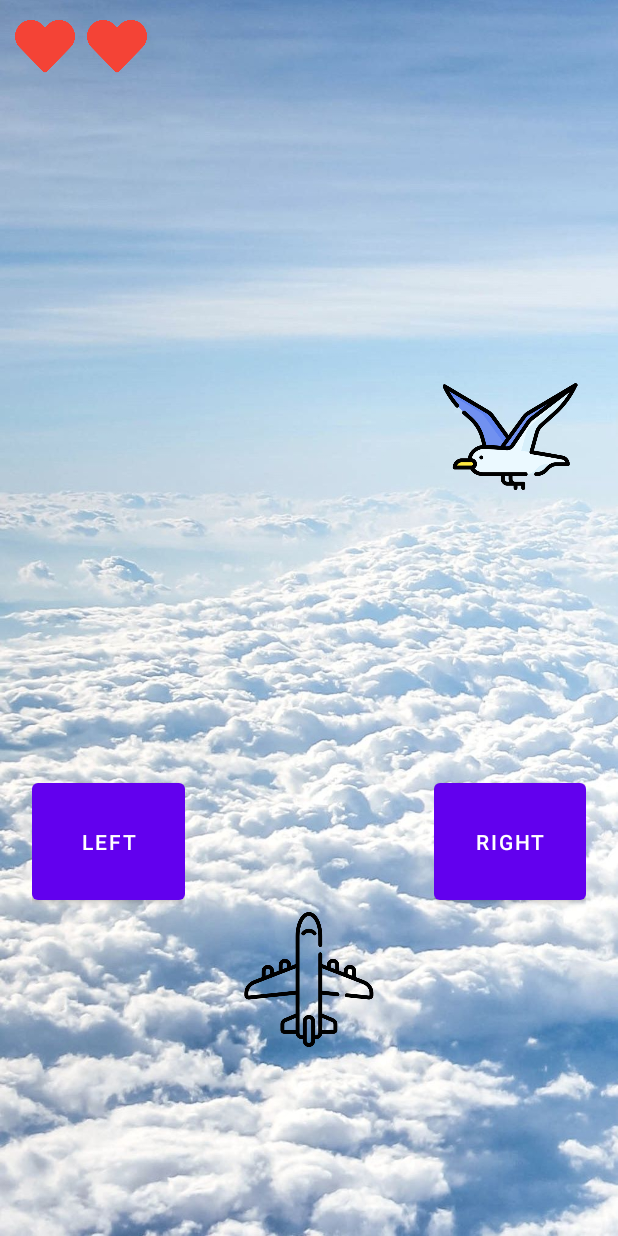
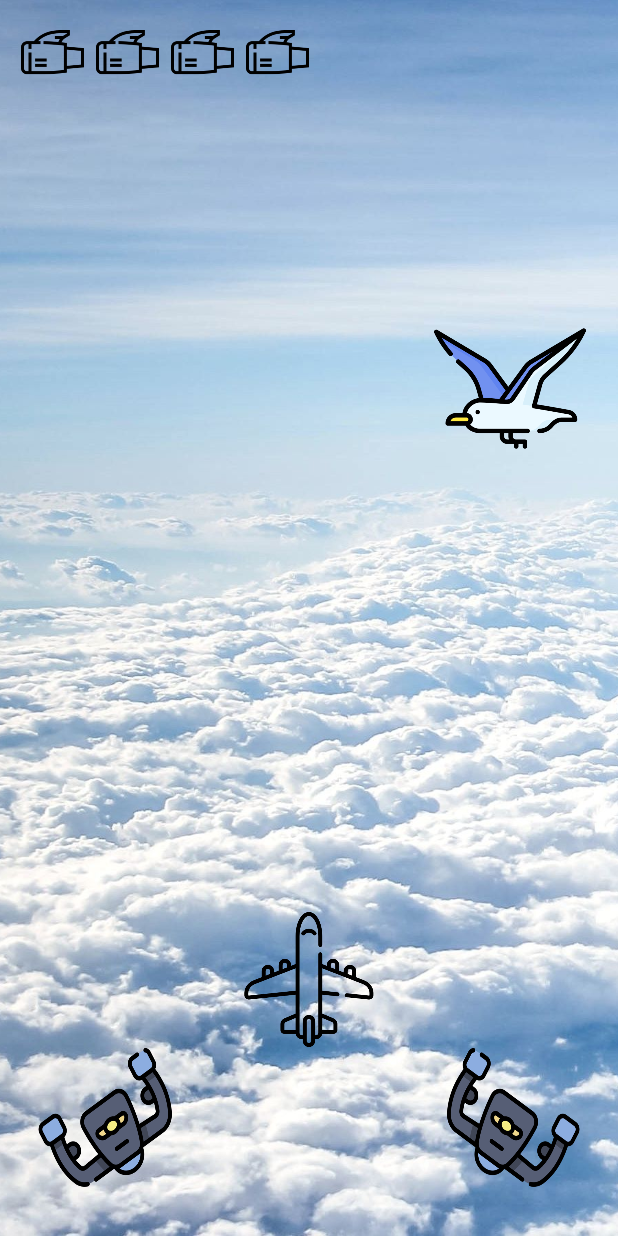
Before and after one commit to DorelSaig/Obstacles_Ovoiding_Game, an Android app: the screen it shows after launch (MainActivity), on a phone screen of 412 x 824 dp. Run offline under Robolectric (Android 15) with nearby library versions, the phone set to English and light mode, and no system bars.

Commit message:
- Changed the icons of the buttons. - Replaced the Handler with Timer. - Adding game over sound - Rearranging the Methods, making cleaner version - Changed the hearts icons to engines and adding one more.

```diff
--- a/app/build.gradle
+++ b/app/build.gradle
@@ -35,4 +35,6 @@ dependencies {
     testImplementation 'junit:junit:4.+'
     androidTestImplementation 'androidx.test.ext:junit:1.1.3'
     androidTestImplementation 'androidx.test.espresso:espresso-core:3.4.0'
+    implementation 'com.github.bumptech.glide:glide:4.12.0'
+    annotationProcessor 'com.github.bumptech.glide:compiler:4.12.0'
 }
--- a/app/src/main/AndroidManifest.xml
+++ b/app/src/main/AndroidManifest.xml
@@ -1,6 +1,8 @@
 <?xml version="1.0" encoding="utf-8"?>
 <manifest xmlns:android="http://schemas.android.com/apk/res/android"
     package="com.example.obstaclesovoidinggame">
+
+    <uses-permission android:name="android.permission.VIBRATE" />
 
     <application
         android:allowBackup="true"
--- a/app/src/main/java/com/example/obstaclesovoidinggame/MainActivity.java
+++ b/app/src/main/java/com/example/obstaclesovoidinggame/MainActivity.java
@@ -3,42 +3,177 @@ package com.example.obstaclesovoidinggame;
 import androidx.appcompat.app.AppCompatActivity;
 
 import android.app.AlertDialog;
-import android.app.Dialog;
-import android.content.DialogInterface;
+import android.content.Context;
+import android.media.MediaPlayer;
+import android.os.Build;
 import android.os.Bundle;
-import android.os.Handler;
-import android.util.Log;
+import android.os.VibrationEffect;
+import android.os.Vibrator;
 import android.view.View;
-import android.widget.Button;
+import android.widget.ImageButton;
 import android.widget.ImageView;
 import android.widget.Toast;
+
+import com.bumptech.glide.Glide;
 
 import java.util.Timer;
 import java.util.TimerTask;
 
 public class MainActivity extends AppCompatActivity {
 
-    private final int MAX_LIVES = 3;
+    private final int MAX_LIVES = 4;
 
     private AlertDialog builder;
-    private Button panel_BTN_Right;
-    private Button panel_BTN_Left;
-    private ImageView[] panel_IMG_hearts;
-    private ImageView[] panel_IMG_temps;
+    private ImageButton panel_BTN_Right;
+    private ImageButton panel_BTN_Left;
+    private ImageView[] panel_IMG_engines;
+    private ImageView[] panel_IMG_airplane;
     private ImageView[] panel_IMG_left_obstacles, panel_IMG_mid_obstacles, panel_IMG_right_obstacles;
     private ImageView[][] panel_IMG_Vertical_Arrays;
+
+    private Timer timer = new Timer();
+    int i = 4;
+    int randChoose;
+
     private int current = 1;
     private int lives = MAX_LIVES;
+
+    public MainActivity() {
+    }
 
     @Override
     protected void onCreate(Bundle savedInstanceState) {
         super.onCreate(savedInstanceState);
         setContentView(R.layout.activity_main);
 
+        ImageView panel_IMG_background = findViewById(R.id.panel_IMG_background);
+        Glide
+                .with(this)
+                .load(R.drawable.skybackground)
+                .centerCrop()
+                .into(panel_IMG_background);
+
+
+        findViews();
+
+        initButtons();
 
 
 
-        findviews();
+    }
+
+
+
+    @Override
+    protected void onStart() {
+        super.onStart();
+        startUI();
+    }
+
+    private void startUI() {
+        timer = new Timer();
+
+        //Random Choose of the column from which the obstacle will appear
+        randChoose = (int) Math.floor(Math.random()*3);
+        panel_IMG_Vertical_Arrays[randChoose][i].setVisibility(View.VISIBLE);
+
+        // Timer Set and start running
+        timer.schedule(new TimerTask() {
+            @Override
+            public void run() {
+                runOnUiThread(new Runnable() {
+                    @Override
+                    public void run() {
+
+                        update_UI_logic();
+
+                    }
+                });
+            }
+        }, 0, 500);
+    }
+
+    //The Game obstacles and crush logic
+    private void update_UI_logic() {
+        if(i>0){
+            panel_IMG_Vertical_Arrays[randChoose][i].setVisibility(View.INVISIBLE);
+            panel_IMG_Vertical_Arrays[randChoose][i-1].setVisibility(View.VISIBLE);
+            i--;
+        } else {
+            if(current==randChoose){
+                lives--;
+                panel_IMG_engines[lives].setVisibility(View.INVISIBLE);
+                if(lives==0){
+                    gameOver();
+                }
+            }
+
+            panel_IMG_Vertical_Arrays[randChoose][0].setVisibility(View.INVISIBLE);
+            randChoose = (int) Math.floor(Math.random()*3);
+            i=4;
+            panel_IMG_Vertical_Arrays[randChoose][i].setVisibility(View.VISIBLE);
+        }
+    }
+
+    private void gameOver() {
+        timer.cancel();
+
+        playSound(R.raw.audio_mayday);
+
+        panel_IMG_airplane[current].setImageResource(R.drawable.ic_crush);
+        vibrate(2000);
+        Toast.makeText(getApplicationContext(),"Game Over",Toast.LENGTH_LONG).show();
+        finish();
+    }
+
+    private void playSound(int audio_mayday) {
+
+        final MediaPlayer mp = MediaPlayer.create(this, audio_mayday);
+        mp.start();
+
+    }
+
+    @Override
+    protected void onStop() {
+        super.onStop();
+        stopUI();
+    }
+
+    private void stopUI() {
+        timer.cancel();
+    }
+
+    //For Future Restart Use
+    private void updateLivesView() {
+        for (int i = panel_IMG_engines.length - 1; i >= 0; i--) {
+            panel_IMG_engines[i].setVisibility(View.VISIBLE);
+        }
+    }
+
+
+    private void move(boolean direction) {
+        if(direction && current<=1){
+            panel_IMG_airplane[current].setVisibility(View.INVISIBLE);
+            current++;
+            panel_IMG_airplane[current].setVisibility(View.VISIBLE);
+        } else if (!direction && current>=1){
+            panel_IMG_airplane[current].setVisibility(View.INVISIBLE);
+            current--;
+            panel_IMG_airplane[current].setVisibility(View.VISIBLE);
+        }
+    }
+
+    private void findViews() {
+        panel_BTN_Right = findViewById(R.id.panel_BTN_right);
+
+        panel_BTN_Left = findViewById(R.id.panel_BTN_left);
+
+        panel_IMG_engines = new ImageView[] {
+                findViewById(R.id.engine1),
+                findViewById(R.id.engine2),
+                findViewById(R.id.engine3),
+                findViewById(R.id.engine4)
+        };
 
         panel_IMG_left_obstacles = new ImageView[] {
                 findViewById(R.id.panel_IMG_s0_left),
@@ -71,15 +206,18 @@ public class MainActivity extends AppCompatActivity {
 
 
 
-        panel_IMG_temps = new ImageView[]{
+        panel_IMG_airplane = new ImageView[]{
                 findViewById(R.id.panel_IMG_main_left),
                 findViewById(R.id.panel_IMG_main_mid),
                 findViewById(R.id.panel_IMG_main_right),
         };
+    }
 
+    private void initButtons() {
         panel_BTN_Left.setOnClickListener((new View.OnClickListener() {
             @Override
             public void onClick(View v) {
+                vibrate(100);
                 //Right = True Left = False
                 move(false);
             }
@@ -88,102 +226,20 @@ public class MainActivity extends AppCompatActivity {
         panel_BTN_Right.setOnClickListener((new View.OnClickListener() {
             @Override
             public void onClick(View v) {
+                vibrate(100);
                 move(true);
             }
         }));
-
     }
 
-    Handler handler;
-    Runnable runnable;
-    int delay = 500;
-    int i = 4;
-    int randChoose;
-
-    @Override
-    protected void onResume() {
-        Handler handler = new Handler();
-
-        randChoose = (int) Math.floor(Math.random()*3);
-        //start handler as activity become visible
-        panel_IMG_Vertical_Arrays[randChoose][i].setVisibility(View.VISIBLE);
-
-
-        handler.postDelayed( runnable = new Runnable() {
-            public void run() {
-                //do something
-
-                if(i>0){
-                    panel_IMG_Vertical_Arrays[randChoose][i].setVisibility(View.INVISIBLE);
-                    panel_IMG_Vertical_Arrays[randChoose][i-1].setVisibility(View.VISIBLE);
-                    i--;
-                } else {
-                    if(current==randChoose){
-                        lives--;
-                        panel_IMG_hearts[lives].setVisibility(View.INVISIBLE);
-                        if(lives==0){
-                            Toast.makeText(getApplicationContext(),"Game Over",Toast.LENGTH_LONG).show();
-                            finish();
-
-                        }
-                    }
-
-                    panel_IMG_Vertical_Arrays[randChoose][0].setVisibility(View.INVISIBLE);
-                    randChoose = (int) Math.floor(Math.random()*3);
-                    i=4;
-                    panel_IMG_Vertical_Arrays[randChoose][i].setVisibility(View.VISIBLE);
-                }
-
-                handler.postDelayed(runnable, delay);
-            }
-        }, delay);
-
-        super.onResume();
-    }
-
-
-
-    // If onPause() is not included the threads will double up when you
-// reload the activity
-
-    @Override
-    protected void onPause() {
-        handler.removeCallbacks(runnable);
-        super.onPause();
-    }
-
-    @Override
-    protected void onStop() {
-        super.onStop();
-    }
-
-    private void updateLivesView() {
-        for (int i = panel_IMG_hearts.length - 1; i >= 0; i--) {
-            panel_IMG_hearts[i].setVisibility(View.VISIBLE);
+    private void vibrate(int millisecond) {
+        Vibrator v = (Vibrator) getSystemService(Context.VIBRATOR_SERVICE);
+        // Vibrate for 500 milliseconds
+        if (Build.VERSION.SDK_INT >= Build.VERSION_CODES.O) {
+            v.vibrate(VibrationEffect.createOneShot(millisecond, VibrationEffect.DEFAULT_AMPLITUDE));
+        } else {
+            //deprecated in API 26
+            v.vibrate(millisecond);
         }
     }
-
-
-    private void move(boolean direction) {
-        if(direction && current<=1){
-            panel_IMG_temps[current].setVisibility(View.INVISIBLE);
-            current++;
-            panel_IMG_temps[current].setVisibility(View.VISIBLE);
-        } else if (!direction && current>=1){
-            panel_IMG_temps[current].setVisibility(View.INVISIBLE);
-            current--;
-            panel_IMG_temps[current].setVisibility(View.VISIBLE);
-        }
-    }
-
-
-    private void findviews() {
-        panel_BTN_Right = findViewById(R.id.panel_BTN_right);
-        panel_BTN_Left = findViewById(R.id.panel_BTN_left);
-        panel_IMG_hearts = new ImageView[] {
-                findViewById(R.id.heart1),
-                findViewById(R.id.heart2),
-                findViewById(R.id.heart3),
-        };
-    }
 }
--- a/app/src/main/res/layout/activity_main.xml
+++ b/app/src/main/res/layout/activity_main.xml
@@ -8,32 +8,45 @@
     android:background="@drawable/skybackground">
 
     <ImageView
-        android:id="@+id/heart1"
-        android:layout_width="40dp"
-        android:layout_height="40dp"
+        android:id="@+id/panel_IMG_background"
+        android:layout_width="match_parent"
+        android:layout_height="match_parent"
+        android:background="#B0EBF1"/>
+
+    <ImageView
+        android:id="@+id/engine1"
+        android:layout_width="50dp"
+        android:layout_height="50dp"
         android:layout_marginTop="10dp"
         android:layout_marginStart="10dp"
-        android:src="@drawable/ic_heart"
+        android:src="@drawable/ic_engine"
         />
 
     <ImageView
-        android:id="@+id/heart2"
-        android:layout_width="40dp"
-        android:layout_height="40dp"
-        android:layout_marginStart="8dp"
-        android:layout_alignTop="@+id/heart1"
-        android:layout_toEndOf="@+id/heart1"
-        android:src="@drawable/ic_heart"
+        android:id="@+id/engine2"
+        android:layout_width="50dp"
+        android:layout_height="50dp"
+        android:layout_alignTop="@+id/engine1"
+        android:layout_toEndOf="@+id/engine1"
+        android:src="@drawable/ic_engine"
         />
 
     <ImageView
-        android:id="@+id/heart3"
-        android:layout_width="40dp"
-        android:layout_height="40dp"
-        android:layout_marginStart="8dp"
-        android:layout_alignTop="@+id/heart1"
-        android:layout_toEndOf="@+id/heart2"
-        android:src="@drawable/ic_heart"
+        android:id="@+id/engine3"
+        android:layout_width="50dp"
+        android:layout_height="50dp"
+        android:layout_alignTop="@+id/engine1"
+        android:layout_toEndOf="@+id/engine2"
+        android:src="@drawable/ic_engine"
+        />
+
+    <ImageView
+        android:id="@+id/engine4"
+        android:layout_width="50dp"
+        android:layout_height="50dp"
+        android:layout_alignTop="@+id/engine1"
+        android:layout_toEndOf="@+id/engine3"
+        android:src="@drawable/ic_engine"
         />
 
     <LinearLayout
@@ -41,7 +54,7 @@
         android:layout_height="match_parent"
         android:layout_marginStart="5dp"
         android:layout_marginEnd="5dp"
-        android:layout_below="@+id/heart1"
+        android:layout_below="@+id/engine1"
         android:orientation="horizontal"
         android:visibility="visible">
 
@@ -60,7 +73,8 @@
         <ImageView
             android:id="@+id/panel_IMG_s4_l"
             android:layout_width="match_parent"
-            android:layout_height="90dp"
+            android:layout_height="0dp"
+            android:layout_weight="1"
             android:src="@drawable/ic_seagull"
             android:visibility="invisible"
             />
@@ -68,7 +82,8 @@
         <ImageView
             android:id="@+id/panel_IMG_s3_l"
             android:layout_width="match_parent"
-            android:layout_height="90dp"
+            android:layout_height="0dp"
+            android:layout_weight="1"
             android:src="@drawable/ic_seagull"
             android:visibility="invisible"
             />
@@ -76,7 +91,8 @@
         <ImageView
             android:id="@+id/panel_IMG_s2_l"
             android:layout_width="match_parent"
-            android:layout_height="90dp"
+            android:layout_height="0dp"
+            android:layout_weight="1"
             android:src="@drawable/ic_seagull"
             android:visibility="invisible"
             />
@@ -84,7 +100,8 @@
         <ImageView
             android:id="@+id/panel_IMG_s1_l"
             android:layout_width="match_parent"
-            android:layout_height="90dp"
+            android:layout_height="0dp"
+            android:layout_weight="1"
             android:src="@drawable/ic_seagull"
             android:visibility="invisible"
             />
@@ -92,15 +109,18 @@
         <ImageView
             android:id="@+id/panel_IMG_s0_left"
             android:layout_width="match_parent"
-            android:layout_height="90dp"
+            android:layout_height="0dp"
+            android:layout_weight="1"
             android:src="@drawable/ic_seagull"
             android:visibility="invisible"
             />
 
-        <Button
+        <ImageButton
             android:id="@+id/panel_BTN_left"
             android:layout_width="match_parent"
-            android:layout_height="90dp"
+            android:layout_height="0dp"
+            android:layout_weight="1"
+            android:background="@drawable/ic_wheel_left"
             android:text="Left" />
 
     </LinearLayout>
@@ -121,7 +141,8 @@
         <ImageView
             android:id="@+id/panel_IMG_s4_m"
             android:layout_width="match_parent"
-            android:layout_height="90dp"
+            android:layout_height="0dp"
+            android:layout_weight="1"
             android:src="@drawable/ic_seagull"
             android:visibility="invisible"
             />
@@ -129,7 +150,8 @@
         <ImageView
             android:id="@+id/panel_IMG_s3_m"
             android:layout_width="match_parent"
-            android:layout_height="90dp"
+            android:layout_height="0dp"
+            android:layout_weight="1"
             android:src="@drawable/ic_seagull"
             android:visibility="invisible"
             />
@@ -137,7 +159,8 @@
         <ImageView
             android:id="@+id/panel_IMG_s2_m"
             android:layout_width="match_parent"
-            android:layout_height="90dp"
+            android:layout_height="0dp"
+            android:layout_weight="1"
             android:src="@drawable/ic_seagull"
             android:visibility="invisible"
             />
@@ -145,7 +168,8 @@
         <ImageView
             android:id="@+id/panel_IMG_s1_m"
             android:layout_width="match_parent"
-            android:layout_height="90dp"
+            android:layout_height="0dp"
+            android:layout_weight="1"
             android:src="@drawable/ic_seagull"
             android:visibility="invisible"
             />
@@ -153,14 +177,16 @@
         <ImageView
             android:id="@+id/panel_IMG_s0_mid"
             android:layout_width="match_parent"
-            android:layout_height="90dp"
+            android:layout_height="0dp"
+            android:layout_weight="1"
             android:src="@drawable/ic_seagull"
             android:visibility="invisible"
             />
 
         <ImageView
             android:layout_width="match_parent"
-            android:layout_height="90dp"
+            android:layout_height="0dp"
+            android:layout_weight="1"
             android:src="@drawable/ic_airplane"
             android:visibility="invisible"
             />
@@ -183,7 +209,8 @@
         <ImageView
             android:id="@+id/panel_IMG_s4_r"
             android:layout_width="match_parent"
-            android:layout_height="90dp"
+            android:layout_height="0dp"
+            android:layout_weight="1"
             android:src="@drawable/ic_seagull"
             android:visibility="invisible"
             />
@@ -191,7 +218,8 @@
         <ImageView
             android:id="@+id/panel_IMG_s3_r"
             android:layout_width="match_parent"
-            android:layout_height="90dp"
+            android:layout_height="0dp"
+            android:layout_weight="1"
             android:src="@drawable/ic_seagull"
             android:visibility="invisible"
             />
@@ -199,7 +227,8 @@
         <ImageView
             android:id="@+id/panel_IMG_s2_r"
             android:layout_width="match_parent"
-            android:layout_height="90dp"
+            android:layout_height="0dp"
+            android:layout_weight="1"
             android:src="@drawable/ic_seagull"
             android:visibility="invisible"
             />
@@ -207,7 +236,8 @@
         <ImageView
             android:id="@+id/panel_IMG_s1_r"
             android:layout_width="match_parent"
-            android:layout_height="90dp"
+            android:layout_height="0dp"
+            android:layout_weight="1"
             android:src="@drawable/ic_seagull"
             android:visibility="invisible"
             />
@@ -215,15 +245,18 @@
         <ImageView
             android:id="@+id/panel_IMG_s0_right"
             android:layout_width="match_parent"
-            android:layout_height="90dp"
+            android:layout_height="0dp"
+            android:layout_weight="1"
             android:src="@drawable/ic_seagull"
             android:visibility="invisible"
             />
 
-        <Button
+        <ImageButton
             android:id="@+id/panel_BTN_right"
             android:layout_width="match_parent"
-            android:layout_height="90dp"
+            android:layout_height="0dp"
+            android:layout_weight="1"
+            android:background="@drawable/ic_wheel_right"
             android:text="Right"
             />
 
```
Also changed, not shown: app/src/main/res/drawable/ic_crush.png (added), app/src/main/res/drawable/ic_engine.png (added), app/src/main/res/drawable/ic_heart.png (deleted), app/src/main/res/drawable/ic_wheel_left.png (added), app/src/main/res/drawable/ic_wheel_right.png (added), 1 other file.
